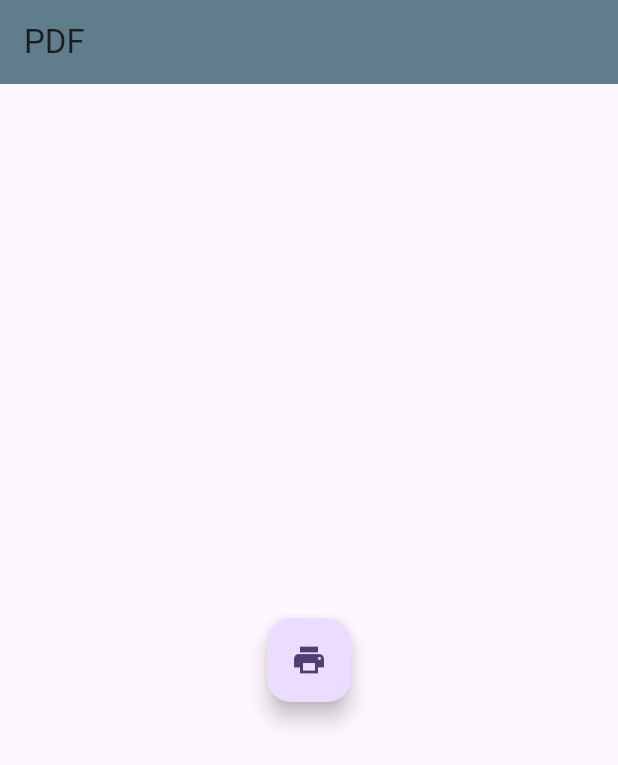
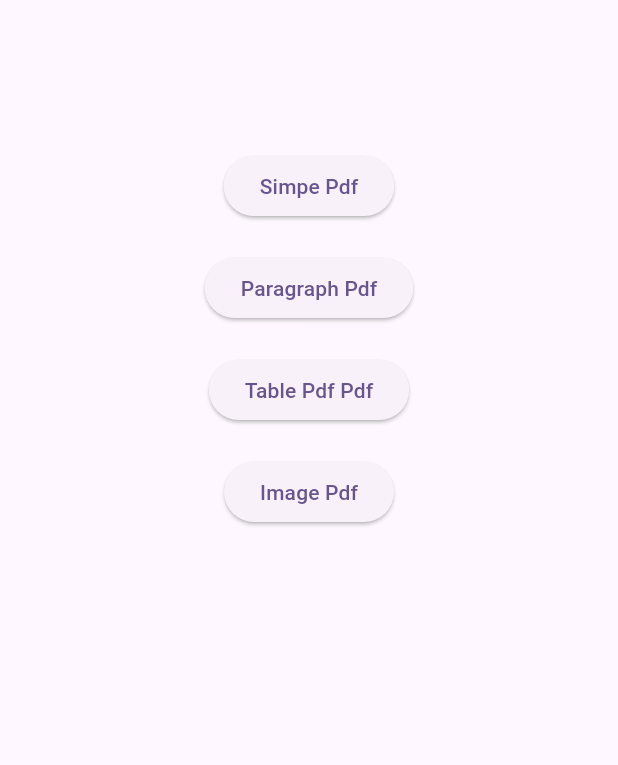
Before and after one commit to Marques960/PDF-Document-FLutter, a Flutter app: the screen it shows after launch, on a phone screen of 412 x 824 dp. Shown: the top 765 px of the screen. Run offline on Flutter 3.47's test engine with Material 3 defaults, Android fonts, the phone set to English and light mode, and no system bars; our stand-ins replace pdf, printing.

Commit message:
list of choices

```diff
--- a/pdfwebapp/lib/main.dart
+++ b/pdfwebapp/lib/main.dart
@@ -1,4 +1,4 @@
-// ignore_for_file:depend_on_referenced_packages
+// ignore_for_file:depend_on_referenced_packages, unused_import
 // ignore_for_file: prefer_const_literals_to_create_immutables
 // ignore_for_file: prefer_const_constructors
 // ignore_for_file: camel_case_types
@@ -11,6 +11,7 @@
 
 //imports
 import 'package:flutter/material.dart';
+import 'package:pdfwebapp/pdf_package.dart';
 import 'package:pdfwebapp/pdf_page1.dart';
 
 
@@ -30,7 +31,7 @@ class MyApp extends StatelessWidget {
         colorScheme: ColorScheme.fromSeed(seedColor: Colors.deepPurple),
         useMaterial3: true,
       ),
-      home: const Pdfpage(),
+      home: const choose(),
     );
   }
 }
--- /dev/null
+++ b/pdfwebapp/lib/pdf_package.dart
@@ -0,0 +1,56 @@
+// ignore_for_file: prefer_const_constructors, prefer_const_literals_to_create_immutables, camel_case_types
+
+import 'package:flutter/material.dart';
+
+class choose extends StatefulWidget {
+  const choose({super.key});
+
+  @override
+  State<choose> createState() => _ChosseState();
+}
+
+class _ChosseState extends State<choose> {
+  @override
+  Widget build(BuildContext context) {
+    return Scaffold(
+      body: Center(
+        child: Column(
+          children: [
+            SizedBox(height: 100),
+            //simple pdf
+            ElevatedButton(
+              onPressed: () async {},
+              child: Text(
+                "Simpe Pdf",
+              ),
+            ),
+            SizedBox(height: 20),
+            //paragraph pdf
+            ElevatedButton(
+              onPressed: () async {},
+              child: Text(
+                "Paragraph Pdf",
+              ),
+            ),
+            SizedBox(height: 20),
+            //table pdf
+            ElevatedButton(
+              onPressed: () async {},
+              child: Text(
+                "Table Pdf Pdf",
+              ),
+            ),
+            SizedBox(height: 20),
+            //image pdf
+            ElevatedButton(
+              onPressed: () async {},
+              child: Text(
+                "Image Pdf",
+              ),
+            ),
+          ],
+        ),
+      ),
+    );
+  }
+}
```
